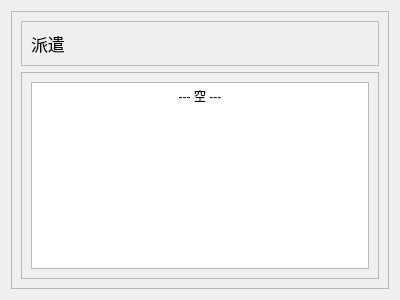
This is res/ui/set_04.ui in Shasnow/StarRailAssistant as Qt 5 draws it before an edit. The edited form follows.
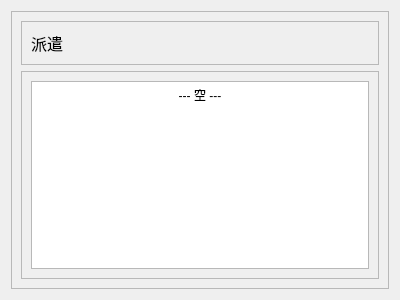
This is the edited form.

What changed in the file:
```diff
--- a/res/ui/set_04.ui
+++ b/res/ui/set_04.ui
@@ -12,7 +12,7 @@
   </property>
   <property name="font">
    <font>
-    <pointsize>13</pointsize>
+    <pointsize>12</pointsize>
    </font>
   </property>
   <property name="windowTitle">
@@ -78,7 +78,7 @@
 hr { height: 1px; border-width: 0; }
 li.unchecked::marker { content: &quot;\2610&quot;; }
 li.checked::marker { content: &quot;\2612&quot;; }
-&lt;/style&gt;&lt;/head&gt;&lt;body style=&quot; font-family:'Microsoft YaHei UI'; font-size:13pt; font-weight:400; font-style:normal;&quot;&gt;
+&lt;/style&gt;&lt;/head&gt;&lt;body style=&quot; font-family:'Microsoft YaHei UI'; font-size:12pt; font-weight:400; font-style:normal;&quot;&gt;
 &lt;p align=&quot;center&quot; style=&quot; margin-top:0px; margin-bottom:0px; margin-left:0px; margin-right:0px; -qt-block-indent:0; text-indent:0px;&quot;&gt;&lt;span style=&quot; font-size:9pt;&quot;&gt;--- 空 ---&lt;/span&gt;&lt;/p&gt;&lt;/body&gt;&lt;/html&gt;</string>
            </property>
           </widget>
```
